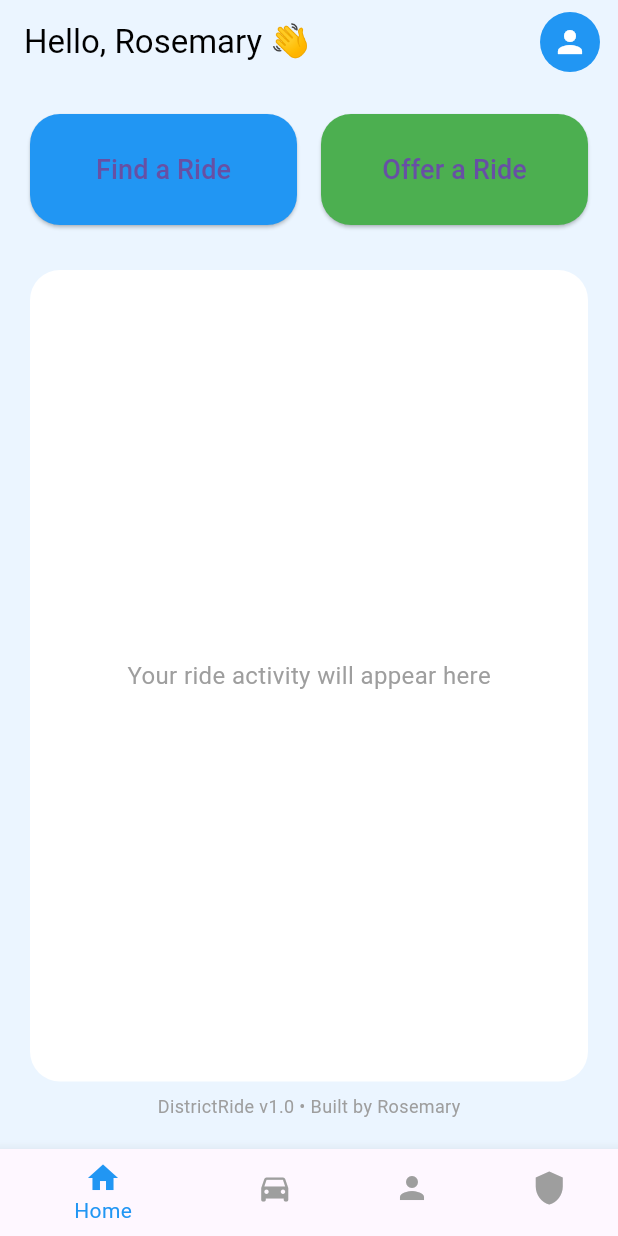
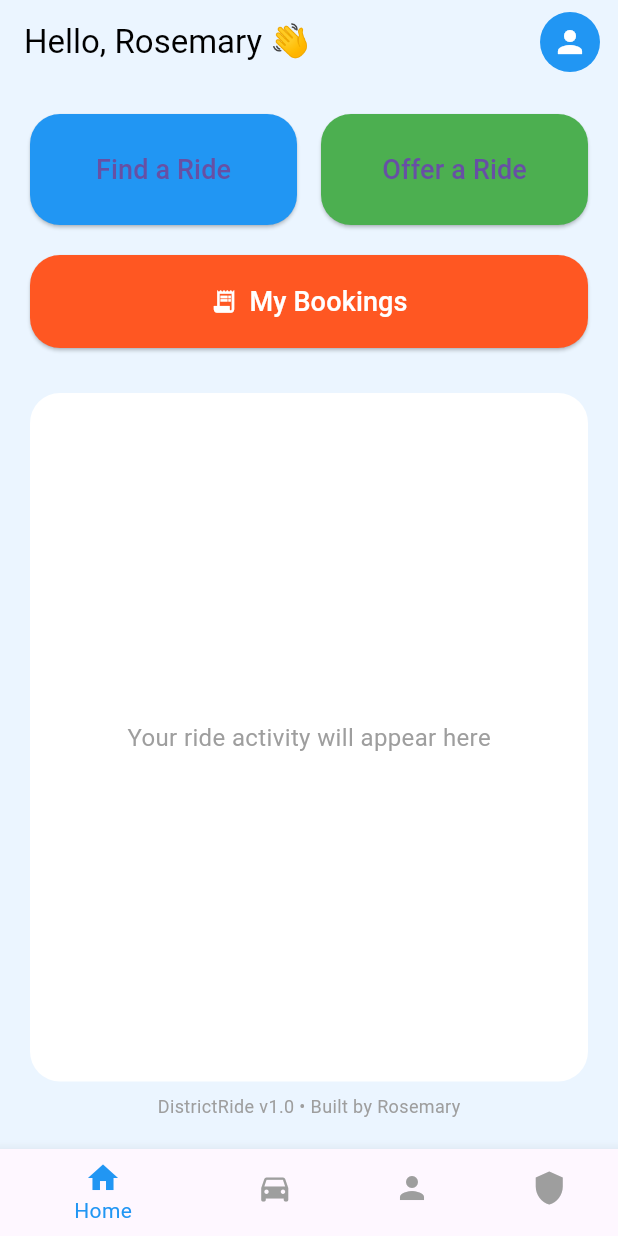
Before and after one commit to RosemaryReji/DistrictRide, a Flutter app: the screen it shows after launch, on a phone screen of 412 x 824 dp. Run offline on Flutter 3.47's test engine with Material 3 defaults, Android fonts, the phone set to English and light mode, and no system bars; our stand-ins replace shared_preferences; accounts and stored records are empty.

```diff
--- a/lib/screens/home_screen.dart
+++ b/lib/screens/home_screen.dart
@@ -2,7 +2,7 @@ import 'package:flutter/material.dart';
 import 'route_screen.dart';
 import 'offer_ride_screen.dart';
 import 'profile_screen.dart';
-
+import 'my_bookings_screen.dart';
 
 class HomeScreen extends StatefulWidget {
   const HomeScreen({super.key});
@@ -10,19 +10,16 @@ class HomeScreen extends StatefulWidget {
   @override
   State<HomeScreen> createState() => _HomeScreenState();
 }
+
 class _HomeScreenState extends State<HomeScreen> {
   int selectedIndex = 0;
 
   final screens = [
-  Container(),   // dummy placeholder for Home tab
+    Container(), // Home (current screen)
     RouteScreen(),
     ProfileScreen(),
-  Container(),
-
+    Container(), // Safety (future)
   ];
-
-
-
 
   @override
   Widget build(BuildContext context) {
@@ -49,6 +46,7 @@ class _HomeScreenState extends State<HomeScreen> {
         padding: const EdgeInsets.all(20),
         child: Column(
           children: [
+            /// 🔹 Find & Offer buttons
             Row(
               children: [
                 Expanded(
@@ -56,18 +54,22 @@ class _HomeScreenState extends State<HomeScreen> {
                     onPressed: () {
                       Navigator.push(
                         context,
-    MaterialPageRoute(builder: (_) => const RouteScreen()),
+                        MaterialPageRoute(
+                            builder: (_) => const RouteScreen()),
                       );
                     },
-
                     style: ElevatedButton.styleFrom(
                       backgroundColor: Colors.blue,
-                      padding: const EdgeInsets.symmetric(vertical: 24),
+                      padding:
+                          const EdgeInsets.symmetric(vertical: 24),
                       shape: RoundedRectangleBorder(
                         borderRadius: BorderRadius.circular(20),
                       ),
                     ),
-                    child: const Text("Find a Ride", style: TextStyle(fontSize: 18)),
+                    child: const Text(
+                      "Find a Ride",
+                      style: TextStyle(fontSize: 18),
+                    ),
                   ),
                 ),
                 const SizedBox(width: 16),
@@ -76,24 +78,61 @@ class _HomeScreenState extends State<HomeScreen> {
                     onPressed: () {
                       Navigator.push(
                         context,
-    MaterialPageRoute(builder: (_) => const OfferRideScreen()),
+                        MaterialPageRoute(
+                            builder: (_) => const OfferRideScreen()),
                       );
                     },
-
-
                     style: ElevatedButton.styleFrom(
                       backgroundColor: Colors.green,
-                      padding: const EdgeInsets.symmetric(vertical: 24),
+                      padding:
+                          const EdgeInsets.symmetric(vertical: 24),
                       shape: RoundedRectangleBorder(
                         borderRadius: BorderRadius.circular(20),
                       ),
                     ),
-                    child: const Text("Offer a Ride", style: TextStyle(fontSize: 18)),
+                    child: const Text(
+                      "Offer a Ride",
+                      style: TextStyle(fontSize: 18),
+                    ),
                   ),
                 ),
               ],
             ),
+
+            const SizedBox(height: 20),
+
+            /// 🔹 MY BOOKINGS BUTTON (NEW)
+            SizedBox(
+              width: double.infinity,
+              child: ElevatedButton.icon(
+                icon: const Icon(Icons.receipt_long),
+                label: const Text(
+                  "My Bookings",
+                  style: TextStyle(fontSize: 18),
+                ),
+                style: ElevatedButton.styleFrom(
+  backgroundColor: Colors.deepOrange,
+  foregroundColor: Colors.white,
+  padding: const EdgeInsets.symmetric(vertical: 18),
+  shape: RoundedRectangleBorder(
+    borderRadius: BorderRadius.circular(20),
+  ),
+),
+
+                onPressed: () {
+                  Navigator.push(
+                    context,
+                    MaterialPageRoute(
+                      builder: (_) => const MyBookingsScreen(),
+                    ),
+                  );
+                },
+              ),
+            ),
+
             const SizedBox(height: 30),
+
+            /// 🔹 Activity section
             Expanded(
               child: Column(
                 children: [
@@ -102,31 +141,32 @@ class _HomeScreenState extends State<HomeScreen> {
                       width: double.infinity,
                       decoration: BoxDecoration(
                         color: Colors.white,
-            borderRadius: BorderRadius.circular(20),
+                        borderRadius:
+                            BorderRadius.circular(20),
                       ),
                       child: const Center(
                         child: Text(
                           "Your ride activity will appear here",
-              style: TextStyle(fontSize: 16, color: Colors.grey),
+                          style: TextStyle(
+                              fontSize: 16, color: Colors.grey),
                         ),
                       ),
                     ),
                   ),
-
                   const SizedBox(height: 8),
-
                   const Text(
                     "DistrictRide v1.0 • Built by Rosemary",
-        style: TextStyle(fontSize: 12, color: Colors.grey),
+                    style:
+                        TextStyle(fontSize: 12, color: Colors.grey),
                   ),
                 ],
               ),
-)
-
+            ),
           ],
         ),
       ),
 
+      /// 🔹 Bottom Navigation
       bottomNavigationBar: BottomNavigationBar(
         currentIndex: selectedIndex,
         onTap: (index) {
@@ -134,12 +174,16 @@ class _HomeScreenState extends State<HomeScreen> {
             selectedIndex = index;
           });
         },
-
         items: const [
-          BottomNavigationBarItem(icon: Icon(Icons.home), label: "Home"),
-          BottomNavigationBarItem(icon: Icon(Icons.directions_car), label: "Rides"),
-          BottomNavigationBarItem(icon: Icon(Icons.person), label: "Profile"),
-          BottomNavigationBarItem(icon: Icon(Icons.shield), label: "Safety"),
+          BottomNavigationBarItem(
+              icon: Icon(Icons.home), label: "Home"),
+          BottomNavigationBarItem(
+              icon: Icon(Icons.directions_car),
+              label: "Rides"),
+          BottomNavigationBarItem(
+              icon: Icon(Icons.person), label: "Profile"),
+          BottomNavigationBarItem(
+              icon: Icon(Icons.shield), label: "Safety"),
         ],
         selectedItemColor: Colors.blue,
         unselectedItemColor: Colors.grey,
```
Also changed, not shown: lib/screens/my_bookings_screen.dart (added, +50 -0 lines), lib/screens/results_screen.dart (+11 -3 lines). Lines whose indentation alone changed are shown as unchanged.
